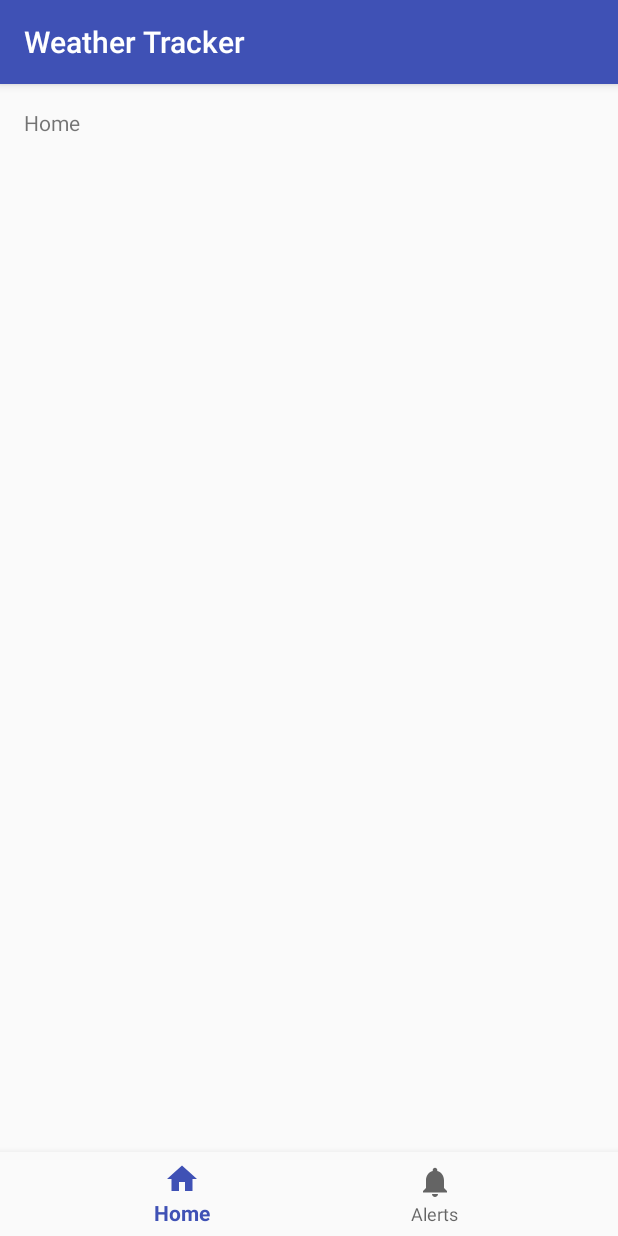
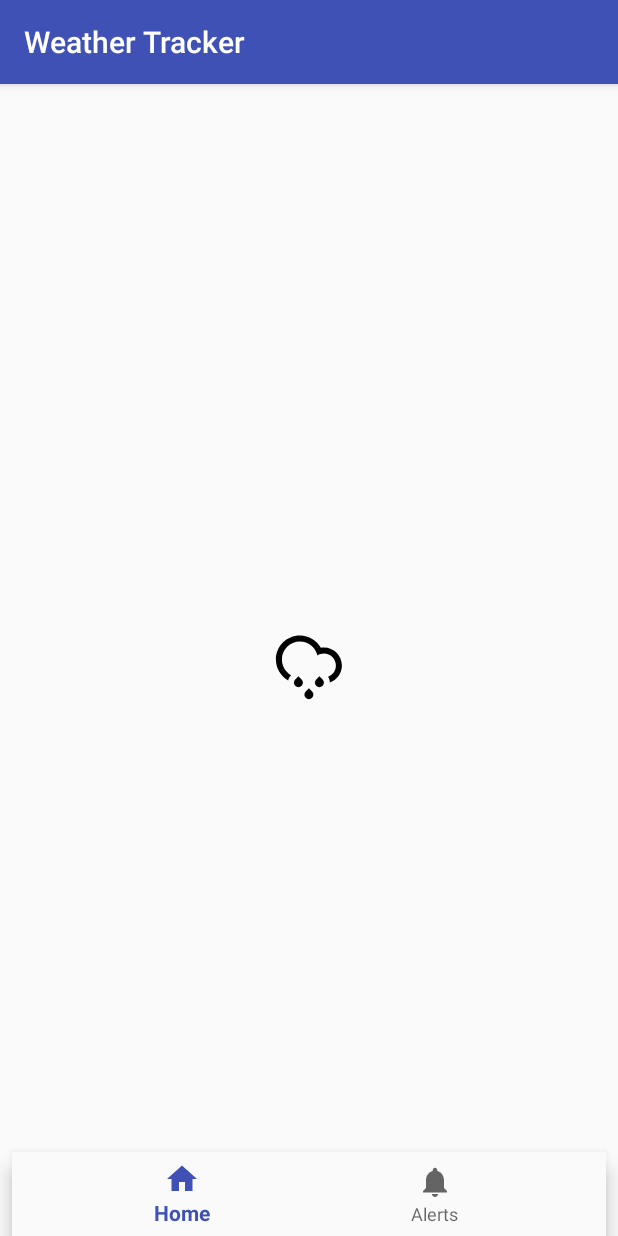
Before and after one commit to BrandonMHogan/WeatherTracker, an Android app: the screen it shows after launch (MainActivity), on a phone screen of 412 x 824 dp. Run offline under Robolectric (Android 15) with nearby library versions, the phone set to English and light mode, and no system bars; our stand-ins replace Dagger/Hilt's generated code, RxJava; libraries missing offline, so code that uses them is left out: com.jakewharton.retrofit2; 2 statements that could not run were skipped.

Commit message:
setting up icons

```diff
--- a/app/src/main/AndroidManifest.xml
+++ b/app/src/main/AndroidManifest.xml
@@ -4,6 +4,7 @@
 
     <uses-permission android:name="android.permission.INTERNET" />
     <uses-permission android:name="android.permission.ACCESS_FINE_LOCATION" />
+    <uses-permission android:name="android.permission.ACCESS_COARSE_LOCATION" />
 
     <application
         android:name="com.brandonhogan.AppController"
--- a/app/src/main/java/com/brandonhogan/weathertracker/managers/GPSManager.java
+++ b/app/src/main/java/com/brandonhogan/weathertracker/managers/GPSManager.java
@@ -11,6 +11,8 @@ import android.os.IBinder;
 import android.support.annotation.Nullable;
 import android.util.Log;
 
+import java.util.List;
+
 import io.reactivex.Observable;
 import io.reactivex.subjects.PublishSubject;
 
@@ -22,8 +24,6 @@ public class GPSManager extends Service implements LocationListener {
 
     private Context context;
     private final PublishSubject<Location> locationBus;
-    private LocationManager locationManager;
-
 
     public GPSManager(Context context) {
         locationBus = PublishSubject.create();
@@ -37,38 +37,27 @@ public class GPSManager extends Service implements LocationListener {
         return locationBus;
     }
 
+    @SuppressWarnings({"MissingPermission"})
     public void update() {
 
         try {
-            locationManager = (LocationManager) context.getSystemService(LOCATION_SERVICE);
+            LocationManager locationManager = (LocationManager) context.getSystemService(LOCATION_SERVICE);
+            List<String> providers = locationManager.getProviders(true);
 
-            boolean isGPSEnabled = locationManager.isProviderEnabled(LocationManager.GPS_PROVIDER);
+            for (String provider : providers) {
+                locationManager.requestLocationUpdates(provider, MIN_TIME_UPDATES, MIN_DISTANCE_CHANGE_UPDATES, this);
+                Location location = locationManager.getLastKnownLocation(provider);
 
-            if(locationManager.isProviderEnabled(LocationManager.GPS_PROVIDER)) {
-                Log.d(TAG, "getLocation: GPS is enabled");
-                requestLocationUpdate(LocationManager.GPS_PROVIDER);
+                if (location != null) {
+                    Log.d(TAG, "update: " + provider + " is enabled. Using its location");
+                    updateLocation(location);
+                    break;
+                }
             }
-            else if(locationManager.isProviderEnabled(LocationManager.NETWORK_PROVIDER)) {
-                Log.d(TAG, "getLocation: Network is enabled");
-                requestLocationUpdate(LocationManager.NETWORK_PROVIDER);
-            }
-            else {
-                Log.d(TAG, "getLocation: Both GPS and Network disabled. Cannot request location update");
-            }
-
         }
         catch (Exception ex) {
             Log.e(TAG, "getLocation: ", ex);
         }
-    }
-
-    // The permission is checked before referencing the GPS Manager.
-    @SuppressWarnings({"MissingPermission"})
-    private void requestLocationUpdate(String providerInfo) {
-        locationManager.requestLocationUpdates(providerInfo, MIN_TIME_UPDATES, MIN_DISTANCE_CHANGE_UPDATES, this);
-
-        if (locationManager != null)
-            updateLocation(locationManager.getLastKnownLocation(providerInfo));
     }
 
     @Override
@@ -98,6 +87,7 @@ public class GPSManager extends Service implements LocationListener {
     }
 
     private void updateLocation(Location location) {
-        locationBus.onNext(location);
+        if (location != null)
+            locationBus.onNext(location);
     }
 }
--- a/app/src/main/java/com/brandonhogan/weathertracker/ui/views/MainActivity.java
+++ b/app/src/main/java/com/brandonhogan/weathertracker/ui/views/MainActivity.java
@@ -1,5 +1,6 @@
 package com.brandonhogan.weathertracker.ui.views;
 
+import android.Manifest;
 import android.content.pm.PackageManager;
 import android.os.Bundle;
 import android.support.annotation.NonNull;
@@ -21,6 +22,7 @@ public class MainActivity extends AppCompatActivity implements MainActivityContr
 
     private static final String TAG = MainActivity.class.getName();
     private static final int MY_PERMISSION_ACCESS_COURSE_LOCATION = 1;
+    private static final int MY_PERMISSION_ACCESS_FINE_LOCATION = 2;
 
     @Inject
     MainActivityContract.Presenter presenter;
@@ -50,6 +52,15 @@ public class MainActivity extends AppCompatActivity implements MainActivityContr
                     Log.d(TAG, "onRequestPermissionsResult: Course Location permission declined");
                 }
             }
+            case MY_PERMISSION_ACCESS_FINE_LOCATION: {
+                if(grantResults.length > 0 && grantResults[0] == PackageManager.PERMISSION_GRANTED) {
+                    Log.d(TAG, "onRequestPermissionsResult: Fine Location permission accepted");
+                }
+                else {
+                    Toast.makeText(this, "Permissions needed to retreive forcast.", Toast.LENGTH_SHORT).show();
+                    Log.d(TAG, "onRequestPermissionsResult: Fine Location permission declined");
+                }
+            }
         }
     }
 
@@ -57,9 +68,13 @@ public class MainActivity extends AppCompatActivity implements MainActivityContr
     @Override
     protected void onResume() {
         super.onResume();
-        if ( ContextCompat.checkSelfPermission(this, android.Manifest.permission.ACCESS_FINE_LOCATION) != PackageManager.PERMISSION_GRANTED ) {
+        if ( ContextCompat.checkSelfPermission(this, android.Manifest.permission.ACCESS_COARSE_LOCATION) != PackageManager.PERMISSION_GRANTED ) {
+            ActivityCompat.requestPermissions(this, new String[] {  android.Manifest.permission.ACCESS_COARSE_LOCATION  },
+                    MY_PERMISSION_ACCESS_COURSE_LOCATION );
+        }
+        else if ( ContextCompat.checkSelfPermission(this, Manifest.permission.ACCESS_FINE_LOCATION) != PackageManager.PERMISSION_GRANTED ) {
             ActivityCompat.requestPermissions(this, new String[] {  android.Manifest.permission.ACCESS_FINE_LOCATION  },
-                    MY_PERMISSION_ACCESS_COURSE_LOCATION );
+                    MY_PERMISSION_ACCESS_FINE_LOCATION );
         }
         else {
             presenter.onResume();
--- /dev/null
+++ b/app/src/main/res/drawable/ic_cloud_drizzle_alt.xml
@@ -0,0 +1,9 @@
+<vector xmlns:android="http://schemas.android.com/apk/res/android"
+        android:width="100dp"
+        android:height="100dp"
+        android:viewportWidth="100.0"
+        android:viewportHeight="100.0">
+    <path
+        android:fillColor="#FF000000"
+        android:pathData="M59.94,41.64c-0.7,0 -1.37,0.09 -2.03,0.2c-2.74,-4.89 -7.96,-8.2 -13.97,-8.2c-8.84,0 -16,7.16 -16,16c0,5.99 3.3,11.21 8.18,13.95c0.28,-1.26 0.89,-2.46 1.87,-3.44l0.06,-0.06c-3.64,-2.06 -6.11,-5.96 -6.11,-10.44c0,-6.63 5.37,-12 12,-12c5.69,0 10.43,3.97 11.66,9.29c1.25,-0.81 2.73,-1.29 4.33,-1.29c4.42,0 8,3.58 8,8c0,3.44 -2.18,6.37 -5.24,7.5c0.79,1.15 1.19,2.47 1.22,3.81c4.66,-1.64 8.01,-6.08 8.01,-11.31C71.94,47.01 66.57,41.64 59.94,41.64zM42.94,60.85l-2.12,2.12c-1.17,1.17 -1.17,3.07 0,4.24c1.17,1.17 3.07,1.17 4.24,0c1.17,-1.17 1.17,-3.07 0,-4.24L42.94,60.85zM49.94,68.85l-2.12,2.12c-1.17,1.17 -1.17,3.07 0,4.24c1.17,1.17 3.07,1.17 4.24,0c1.17,-1.17 1.17,-3.07 0,-4.24L49.94,68.85zM56.94,60.85l-2.12,2.12c-1.17,1.17 -1.17,3.07 0,4.24c1.17,1.17 3.07,1.17 4.24,0c1.17,-1.17 1.17,-3.07 0,-4.24L56.94,60.85z"/>
+</vector>
--- a/app/src/main/res/layout/activity_main.xml
+++ b/app/src/main/res/layout/activity_main.xml
@@ -1,5 +1,5 @@
 <?xml version="1.0" encoding="utf-8"?>
-<LinearLayout xmlns:android="http://schemas.android.com/apk/res/android"
+<android.support.constraint.ConstraintLayout xmlns:android="http://schemas.android.com/apk/res/android"
     xmlns:app="http://schemas.android.com/apk/res-auto"
     xmlns:tools="http://schemas.android.com/tools"
     android:id="@+id/container"
@@ -8,30 +8,34 @@
     android:orientation="vertical"
     tools:context="com.brandonhogan.weathertracker.ui.views.MainActivity">
 
-    <FrameLayout
-        android:id="@+id/content"
-        android:layout_width="match_parent"
-        android:layout_height="0dp"
-        android:layout_weight="1">
 
-        <TextView
-            android:id="@+id/message"
-            android:layout_width="match_parent"
-            android:layout_height="wrap_content"
-            android:layout_marginBottom="@dimen/activity_vertical_margin"
-            android:layout_marginLeft="@dimen/activity_horizontal_margin"
-            android:layout_marginRight="@dimen/activity_horizontal_margin"
-            android:layout_marginTop="@dimen/activity_vertical_margin"
-            android:text="@string/title_home" />
 
-    </FrameLayout>
+    <ImageView
+        android:layout_width="wrap_content"
+        android:layout_height="wrap_content"
+        app:srcCompat="@drawable/ic_cloud_drizzle_alt"
+        android:layout_marginRight="8dp"
+        app:layout_constraintRight_toRightOf="parent"
+        android:layout_marginLeft="8dp"
+        app:layout_constraintLeft_toLeftOf="parent"
+        app:layout_constraintTop_toTopOf="parent"
+        android:layout_marginTop="8dp"
+        app:layout_constraintBottom_toBottomOf="parent"
+        android:layout_marginBottom="8dp" />
 
     <android.support.design.widget.BottomNavigationView
         android:id="@+id/navigation"
-        android:layout_width="match_parent"
+        android:layout_width="0dp"
         android:layout_height="wrap_content"
-        android:layout_gravity="bottom"
         android:background="?android:attr/windowBackground"
-        app:menu="@menu/navigation" />
+        app:menu="@menu/navigation"
+        tools:layout_constraintRight_creator="1"
+        tools:layout_constraintBottom_creator="1"
+        android:layout_marginStart="8dp"
+        app:layout_constraintBottom_toBottomOf="parent"
+        android:layout_marginEnd="8dp"
+        app:layout_constraintRight_toRightOf="parent"
+        tools:layout_constraintLeft_creator="1"
+        app:layout_constraintLeft_toLeftOf="parent" />
 
-</LinearLayout>
+</android.support.constraint.ConstraintLayout>
```
